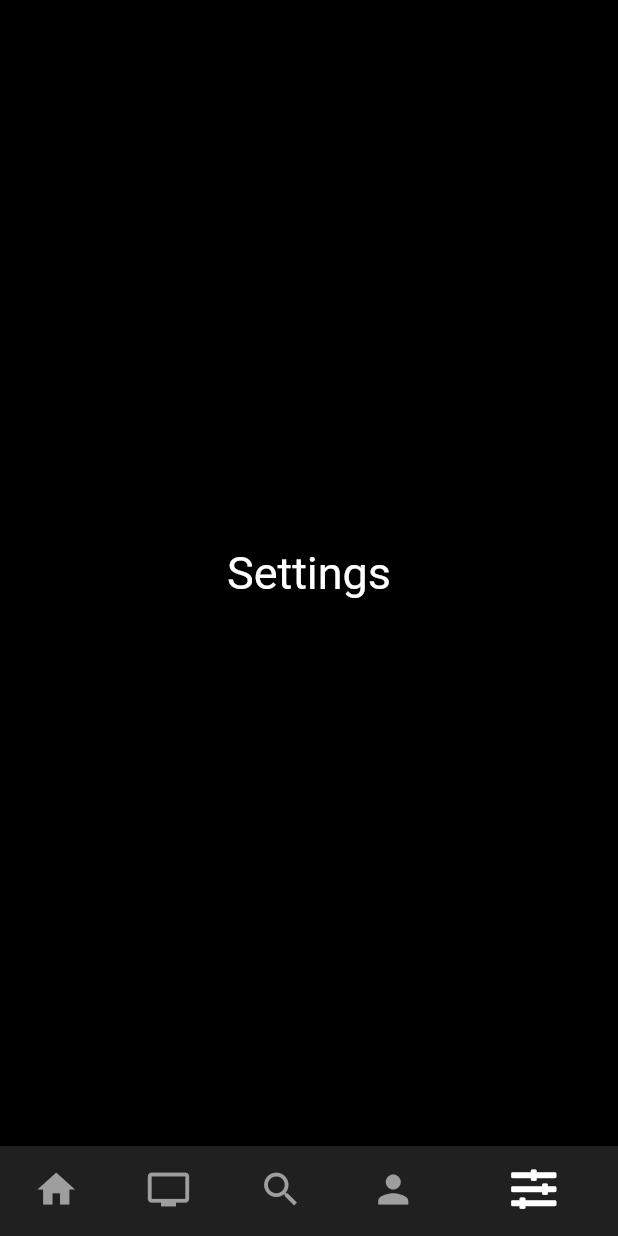
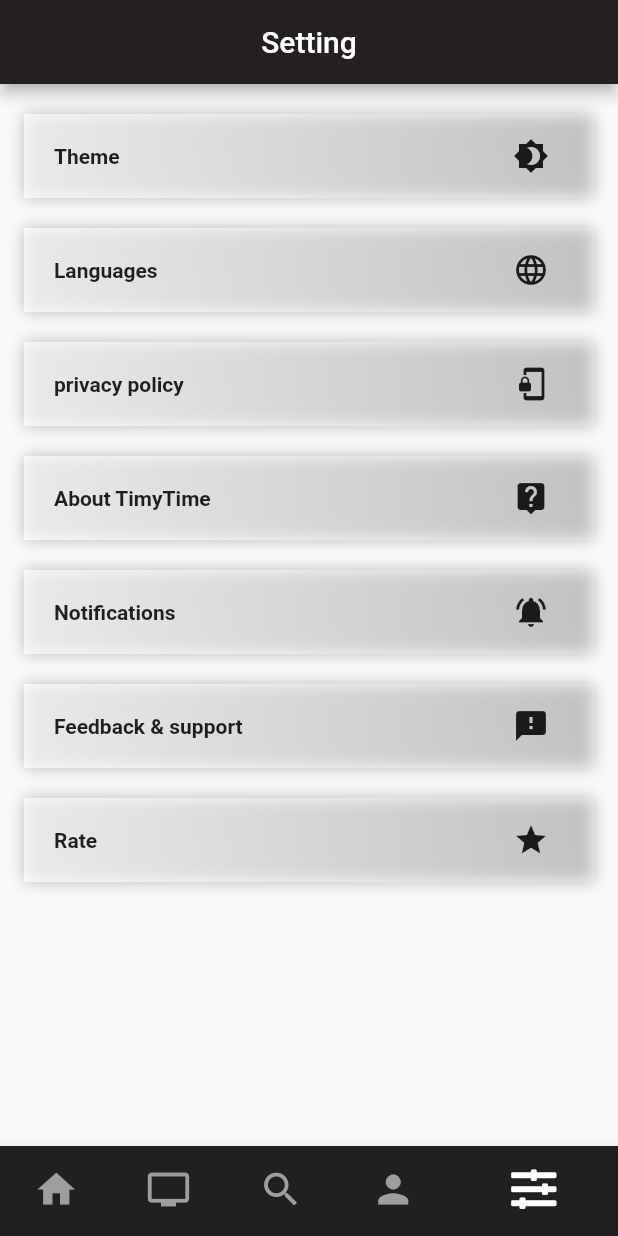
Before and after one commit to waeldghais/timy, a Flutter app: the screen it shows once a user with an empty profile is signed in, item 5 of the bottom bar chosen, on a phone screen of 412 x 824 dp. Run offline on Flutter 3.47's test engine with Material 2 defaults, Android fonts, the phone set to English and light mode, and no system bars; our stand-ins replace cloud_firestore, firebase_auth, flutter_local_notifications, flutter_spinkit, font_awesome_flutter, google_sign_in and 4 more; missing offline and left inert: date_time_format; accounts and stored records are empty; network calls fail.

Commit message:
first commit

```diff
--- a/lib/main.dart
+++ b/lib/main.dart
@@ -2,24 +2,36 @@ import 'package:TimyTimeMain/wrapper.dart';
 import 'package:flutter/material.dart';
 import 'package:provider/provider.dart';
 import 'package:TimyTimeMain/services/auth_service.dart';
-
+import 'package:TimyTimeMain/screens/setting/Theme/ThemeN.dart';
 import 'Models/user.dart';
 
+void main() => runApp(MyApp());
 
+class MyApp extends StatefulWidget {
+  @override
+  _MyAppState createState() => _MyAppState();
+}
 
-void main()=>runApp(MyApp());
-
-class MyApp extends StatelessWidget {
-
+class _MyAppState extends State<MyApp> {
+  MyTheme currentTheme = MyTheme();
+  @override
+  void initState() {
+    currentTheme.addListener(() {
+      print("change");
+      setState(() {});
+    });
+  }
 
   @override
   Widget build(BuildContext context) {
     return StreamProvider<User>.value(
       value: AuthService().user,
       child: MaterialApp(
-        debugShowCheckedModeBanner: false,
-      home: Wrapper(),
-      //home: TimeLayout(),
+        theme: ThemeData.light(),
+        darkTheme: ThemeData.dark(),
+        themeMode: currentTheme.currentTheme(),
+        home: Wrapper(),
+        //home: TimeLayout(),
       ),
     );
   }
--- a/lib/screens/home_screen/home.dart
+++ b/lib/screens/home_screen/home.dart
@@ -137,7 +137,6 @@ class _HomeState extends State<Home> {
       });
     }
     return Scaffold(
-      backgroundColor: Colors.black,
       appBar: AppBar(
         title: Text(
           "TimyTime",
@@ -150,7 +149,7 @@ class _HomeState extends State<Home> {
           : Container(
               width: double.infinity,
               height: double.infinity,
-              decoration: BoxDecoration(color: Colors.black),
+
               //decoration: bgColor,
 
               child: Container(
--- a/lib/screens/home_screen/showListHolder.dart
+++ b/lib/screens/home_screen/showListHolder.dart
@@ -23,10 +23,7 @@ class ListOfShows extends StatelessWidget {
             left: 20,
             child: Text(
               name,
-              style: TextStyle(
-                  color: Colors.white,
-                  fontWeight: FontWeight.bold,
-                  fontSize: 20),
+              style: TextStyle(fontWeight: FontWeight.bold, fontSize: 20),
             ),
           ),
           Padding(
--- a/lib/screens/notification.dart
+++ b/lib/screens/notification.dart
@@ -5,7 +5,7 @@ import 'package:TimyTimeMain/screens/home_screen/home.dart';
 import 'package:TimyTimeMain/screens/profile.dart';
 import 'package:TimyTimeMain/screens/schedule.dart';
 import 'package:TimyTimeMain/screens/search.dart';
-import 'package:TimyTimeMain/screens/settings.dart';
+import 'package:TimyTimeMain/screens/setting/settings.dart';
 import 'package:flutter/material.dart';
 import 'package:flutter_local_notifications/flutter_local_notifications.dart';
 import 'package:font_awesome_flutter/font_awesome_flutter.dart';
@@ -79,7 +79,7 @@ class _NotificationScreenState extends State<NotificationScreen> {
   _homeNavIcon() {
     return BottomNavigationBarItem(
       icon: Icon(Icons.home),
-      label: ('Home'),
+      title: Text('Home'),
       backgroundColor: Color.fromRGBO(32, 32, 32, 1),
     );
   }
@@ -87,7 +87,7 @@ class _NotificationScreenState extends State<NotificationScreen> {
   _scheduleNavIcon() {
     return BottomNavigationBarItem(
       icon: Icon(Icons.tv),
-      label: ('Schedule'),
+      title: Text('Schedule'),
       backgroundColor: Color.fromRGBO(32, 32, 32, 1),
     );
   }
@@ -95,7 +95,7 @@ class _NotificationScreenState extends State<NotificationScreen> {
   _searchNavIcon() {
     return BottomNavigationBarItem(
       icon: Icon(Icons.search),
-      label: ('Search'),
+      title: Text('Search'),
       backgroundColor: Color.fromRGBO(32, 32, 32, 1),
     );
   }
@@ -103,7 +103,7 @@ class _NotificationScreenState extends State<NotificationScreen> {
   _profileNavIcon() {
     return BottomNavigationBarItem(
       icon: Icon(Icons.person),
-      label: ('Profile'),
+      title: Text('Profile'),
       backgroundColor: Color.fromRGBO(32, 32, 32, 1),
     );
   }
@@ -113,7 +113,7 @@ class _NotificationScreenState extends State<NotificationScreen> {
       icon: Icon(
         FontAwesomeIcons.slidersH,
       ),
-      label: ('Settings'),
+      title: Text('Settings'),
       backgroundColor: Color.fromRGBO(32, 32, 32, 1),
     );
   }
--- a/lib/screens/profile.dart
+++ b/lib/screens/profile.dart
@@ -3,9 +3,7 @@ import 'package:TimyTimeMain/styling/constant.dart';
 import 'package:flutter/cupertino.dart';
 import 'package:flutter/material.dart';
 
-
 class Profile extends StatelessWidget {
-
   final AuthService _auth = AuthService();
   @override
   Widget build(BuildContext context) {
@@ -28,7 +26,6 @@ class Profile extends StatelessWidget {
               icon: Icon(Icons.person),
               color: Colors.white,
               label: Text('Logout'),
-
             ),
           ),
         ],
--- a/lib/screens/search.dart
+++ b/lib/screens/search.dart
@@ -71,13 +71,11 @@ class _SearchState extends State<Search> {
     var devHeight = MediaQuery.of(context).size.height;
     var devWidth = MediaQuery.of(context).size.width;
     return new Scaffold(
-      backgroundColor: Colors.black,
       body: isLoading
           ? Center(child: CircularProgressIndicator())
           : Container(
               width: double.infinity,
               height: double.infinity,
-              decoration: BoxDecoration(color: Colors.black),
               child: Column(
                 children: <Widget>[
                   _searchBox(),
--- /dev/null
+++ b/lib/screens/setting/Theme/ThemeN.dart
@@ -0,0 +1,15 @@
+import 'package:flutter/cupertino.dart';
+import 'package:flutter/material.dart';
+
+class MyTheme with ChangeNotifier {
+  static bool _isDark = true;
+
+  ThemeMode currentTheme() {
+    return _isDark ? ThemeMode.dark : ThemeMode.light;
+  }
+
+  void switchTheme() {
+    _isDark = !_isDark;
+    notifyListeners();
+  }
+}
--- /dev/null
+++ b/lib/screens/setting/Theme/configTheme.dart
@@ -0,0 +1,5 @@
+library config.globals;
+
+import 'package:TimyTimeMain/screens/setting/Theme/ThemeN.dart';
+
+MyTheme currentTheme = MyTheme();
--- /dev/null
+++ b/lib/screens/setting/settings.dart
@@ -0,0 +1,190 @@
+import 'package:flutter/material.dart';
+import 'package:TimyTimeMain/services/auth_service.dart';
+import 'package:TimyTimeMain/screens/setting/Theme/Theme.dart';
+import 'package:TimyTimeMain/screens/setting/Languge/Languge.dart';
+import 'package:TimyTimeMain/screens/setting/Feedback/feedback.dart';
+
+class Setting extends StatefulWidget {
+  @override
+  _Setting createState() => _Setting();
+}
+
+class _Setting extends State<Setting> {
+  final AuthService _auth = AuthService();
+  @override
+  Widget build(BuildContext context) {
+    var str = [
+      "Theme",
+      "Languages",
+      "privacy policy",
+      "About TimyTime",
+      "Notifications",
+      "Feedback & support",
+      "Rate",
+    ];
+
+    final List<Icon> iconsList = <Icon>[
+      Icon(
+        Icons.brightness_4,
+        size: 24.0,
+      ),
+      Icon(
+        Icons.language,
+        size: 24.0,
+      ),
+      Icon(
+        Icons.phonelink_lock,
+        size: 24.0,
+      ),
+      Icon(
+        Icons.live_help,
+        size: 24.0,
+      ),
+      Icon(
+        Icons.notifications_active,
+        size: 24.0,
+      ),
+      Icon(
+        Icons.feedback,
+        size: 24.0,
+      ),
+      Icon(
+        Icons.star,
+        size: 24.0,
+      ),
+      Icon(
+        Icons.star,
+        size: 24.0,
+      ),
+    ];
+    return Scaffold(
+        appBar: AppBar(
+          title: Text(
+            "Setting",
+          ),
+          centerTitle: true,
+          backgroundColor: Color.fromRGBO(36, 32, 32, 1),
+        ),
+        body: Container(
+          width: double.infinity,
+          height: double.infinity,
+          child: ListView.builder(
+            itemCount: str.length,
+            itemBuilder: (context, index) {
+              return GestureDetector(
+                child: Container(
+                  decoration: new BoxDecoration(
+                      gradient: LinearGradient(
+                        begin: Alignment.topRight,
+                        end: Alignment.bottomLeft,
+                        colors: [Colors.white12, Colors.white70],
+                      ),
+                      boxShadow: [
+                        new BoxShadow(
+                          color: Colors.black26,
+                          blurRadius: 8.0,
+                        ),
+                      ]),
+                  margin: EdgeInsets.only(left: 16, right: 16, top: 20),
+                  child: Row(
+                    mainAxisAlignment: MainAxisAlignment.spaceBetween,
+                    children: <Widget>[
+                      Padding(
+                        padding: const EdgeInsets.all(20.0),
+                        child: Text(
+                          str[index],
+                          style: TextStyle(fontWeight: FontWeight.bold),
+                        ),
+                      ),
+                      Padding(
+                          padding: EdgeInsets.only(right: 30),
+                          child: iconsList[index]),
+                    ],
+                  ),
+                ),
+                onTap: () {
+                  gettap(str[index], context);
+
+                  /*if (str[index] == 'Logout') {
+                        _auth.signOut().then((value) => Navigator.of(context)
+                            .pushReplacement(_createRoutesignOut()));
+                      } else if (str[index] == 'Change theme') {
+                        //provider.toggletheme();
+                      }*/
+                },
+              );
+            },
+          ),
+        ));
+  }
+}
+
+String gettap(String value, context) {
+  switch (value) {
+    case "Theme":
+      {
+        Navigator.of(context).push(_createRoute(Themechange()));
+      }
+      break;
+    case "Languages":
+      {
+        Navigator.of(context).push(_createRoute(Lang()));
+      }
+      break;
+    case "privacy policy":
+      {
+        return (value);
+      }
+      break;
+    case "About TimyTime":
+      {
+        return (value);
+      }
+      break;
+    case "Notifications":
+      {
+        return (value);
+      }
+      break;
+    case "Feedback & support":
+      {
+        Navigator.of(context).push(_createRoute(Feed()));
+      }
+      break;
+    case "Rate":
+      {
+        return (value);
+      }
+      break;
+  }
+  return (value);
+}
+
+Route _createRoute(dynamic page) {
+  return PageRouteBuilder(
+    pageBuilder: (
+      BuildContext context,
+      Animation<double> animation,
+      Animation<double> secondaryAnimation,
+    ) =>
+        page,
+    transitionsBuilder: (
+      BuildContext context,
+      Animation<double> animation,
+      Animation<double> secondaryAnimation,
+      Widget child,
+    ) =>
+        ScaleTransition(
+      scale: Tween<double>(
+        begin: 0.0,
+        end: 1.0,
+      ).animate(
+        CurvedAnimation(
+          parent: animation,
+          curve: Curves.linearToEaseOut,
+        ),
+      ),
+      child: child,
+    ),
+  );
+}
--- a/lib/screens/settings.dart
+++ /dev/null
@@ -1,18 +0,0 @@
-import 'package:flutter/material.dart';
-
-
-class Setting extends StatelessWidget{
-  @override
-  Widget build(BuildContext context) {
-    return Scaffold(
-      body: Container(
-          width: double.infinity,
-          height: double.infinity,
-          decoration: BoxDecoration(color: Colors.black),
-          child:  Center(child: Text("Settings",
-          style: TextStyle(color: Colors.white,fontSize: 30),),)
-
-      ),
-    );
-  }
-}
--- a/pubspec.yaml
+++ b/pubspec.yaml
@@ -39,6 +39,7 @@ dependencies:
   intl: ^0.16.1
   flutter_local_notifications:
   google_sign_in: ^4.4.4
+
 
   # The following adds the Cupertino Icons font to your application.
   # Use with the CupertinoIcons class for iOS style icons.
```
Also changed, not shown: lib/models/LangugeM.dart (added, +17 -0 lines), lib/screens/auth_screens/login.dart (+6 -4 lines), lib/screens/home_screen/announcement.dart (+8 -6 lines), lib/screens/schedule.dart (+15 -28 lines), lib/screens/setting/Feedback/feedback.dart (added, +40 -0 lines), lib/screens/setting/Languge/Languge.dart (added, +76 -0 lines), lib/screens/setting/Theme/Theme.dart (added, +39 -0 lines), lib/services/auth_service.dart (+3 -8 lines), pubspec.lock.
